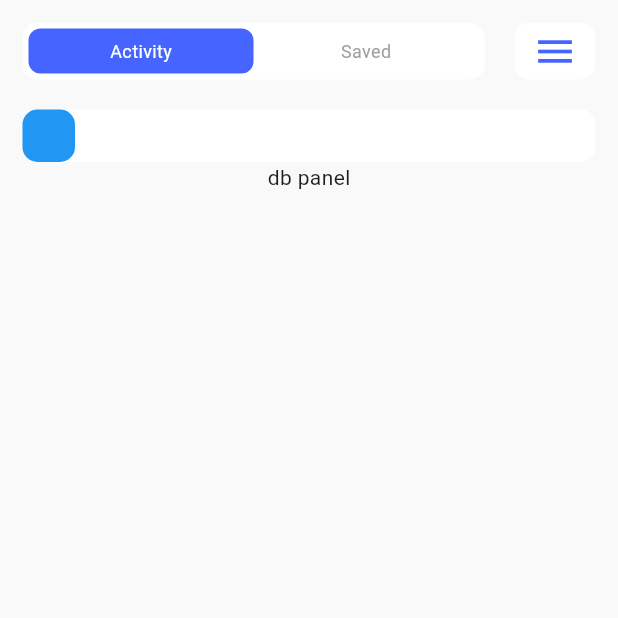
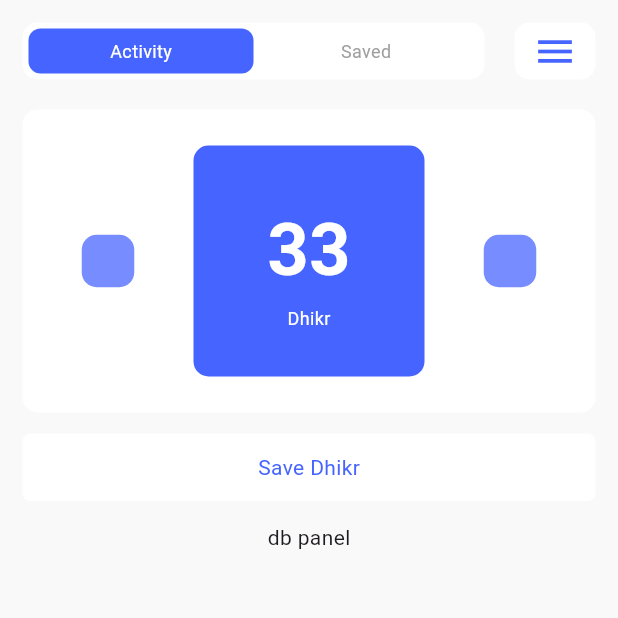
Before and after one commit to OlegPark/Dhikr_counter, a Flutter app: the screen it shows after launch, on a phone screen of 412 x 824 dp, the top half of it. Run offline on Flutter 3.47's test engine with Material 3 defaults, Android fonts, the light colour scheme and no system bars.

Commit message:
Добавил Counter panel

```diff
--- a/lib/pages/home/counter_panel.dart
+++ b/lib/pages/home/counter_panel.dart
@@ -1,3 +1,4 @@
+import 'package:dhikr_counter/constanst/constants.dart';
 import 'package:flutter/material.dart';
 
 class CounterPanel extends StatelessWidget {
@@ -5,18 +6,67 @@ class CounterPanel extends StatelessWidget {
 
   @override
   Widget build(BuildContext context) {
-    return Container(
+    return Column(
+      children: [
+        Container(
           decoration: BoxDecoration(
             color: Colors.white,
             borderRadius: BorderRadius.circular(10),
           ),
+          padding: const EdgeInsets.symmetric(vertical: 24),
+          margin: const EdgeInsets.only(bottom: 14),
           child: Row(
+            mainAxisAlignment: MainAxisAlignment.spaceEvenly,
             children: [
               GestureDetector(
                 child: Container(
                   decoration: BoxDecoration(
                     borderRadius: BorderRadius.circular(10),
-                color: Colors.blue,
+                    color: alphaBlueLight,
+                  ),
+                  height: 35,
+                  width: 35,
+                ),
+              ),
+              GestureDetector(
+                child: Container(
+                  decoration: BoxDecoration(
+                    borderRadius: BorderRadius.circular(10),
+                    color: alphaBlue,
+                  ),
+                  height: 154,
+                  width: 154,
+                  child: const Column(
+                    mainAxisAlignment: MainAxisAlignment.spaceEvenly,
+                    children: [
+                      SizedBox(height: 15),
+                      Text(
+                        '33',
+                        style: TextStyle(
+                          fontSize: 48,
+                          color: Colors.white,
+                          fontWeight: FontWeight.bold,
+                          height: 1,
+                        ),
+                      ),
+                      Text(
+                        'Dhikr',
+                        style: TextStyle(
+                          fontSize: 12,
+                          color: Colors.white,
+                          height: 1,
+                        ),
+                      ),
+                      SizedBox(height: 1),
+                    ],
+                  ),
+                ),
+              ),
+              GestureDetector(
+                child: Container(
+                  decoration: BoxDecoration(
+                    borderRadius: BorderRadius.circular(10),
+                    color: alphaBlueLight,
                   ),
                   height: 35,
                   width: 35,
@@ -24,6 +74,26 @@ class CounterPanel extends StatelessWidget {
               ),
             ],
           ),
+        ),
+        GestureDetector(
+          onTap: () {},
+          child: Container(
+            decoration: BoxDecoration(
+              borderRadius: BorderRadius.circular(5),
+              color: Colors.white,
+            ),
+            height: 45,
+            alignment: Alignment.center,
+            margin: const EdgeInsets.only(bottom: 14),
+            child: const Text(
+              'Save Dhikr',
+              style: TextStyle(
+                color: alphaBlue
+              ),
+            ),
+          ),
+        ),
+      ],
     );
   }
 }
```
Lines whose indentation alone changed are shown as unchanged.
